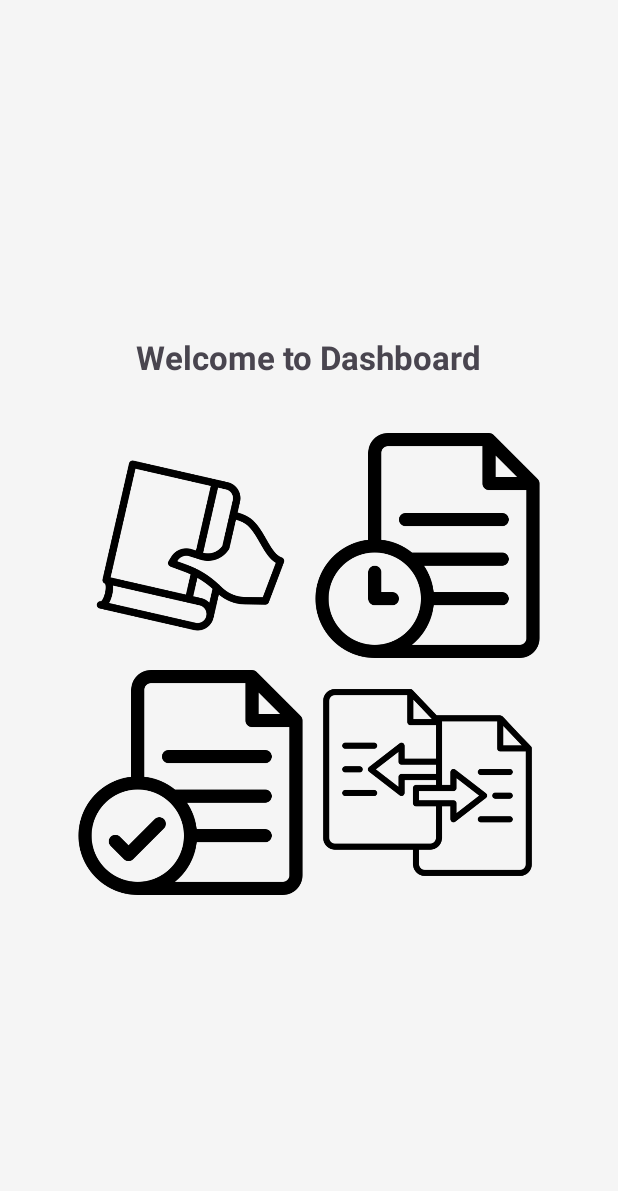
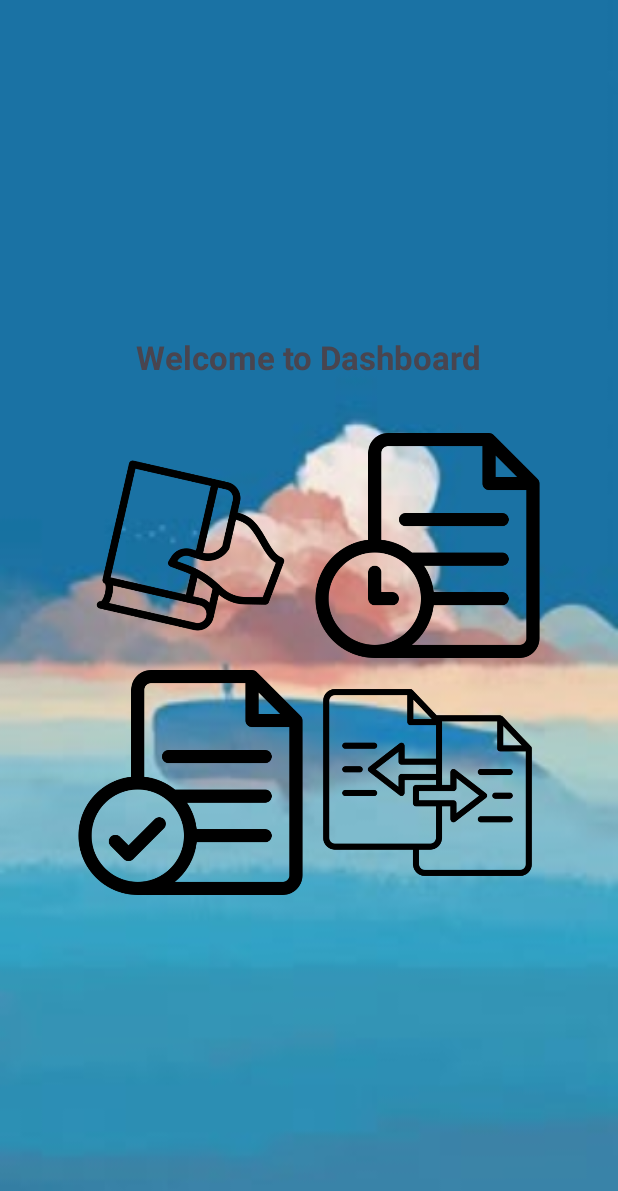
Before and after one commit to DannielJohn120/Group-Project-Dashboard, an Android app: the screen it shows after launch (DashboardActivity), on a phone screen of 412 x 824 dp. Shown: the top 1191 px of the screen. Run offline under Robolectric (Android 15) with nearby library versions, the phone set to English and light mode, and no system bars.

Commit message:
Background commit

```diff
--- a/app/src/main/res/layout/activity_approve.xml
+++ b/app/src/main/res/layout/activity_approve.xml
@@ -4,7 +4,7 @@
     android:layout_height="match_parent"
     android:orientation="vertical"
     android:gravity="center"
-    android:background="#FFFFFF">
+    android:background="@drawable/gg_background">
 
     <TextView
         android:layout_width="144dp"
--- a/app/src/main/res/layout/activity_borrow.xml
+++ b/app/src/main/res/layout/activity_borrow.xml
@@ -4,7 +4,7 @@
     android:layout_height="match_parent"
     android:orientation="vertical"
     android:gravity="center"
-    android:background="#FFFFFF">
+    android:background="@drawable/borrow_background">
 
     <TextView
         android:layout_width="wrap_content"
--- a/app/src/main/res/layout/activity_dashboard.xml
+++ b/app/src/main/res/layout/activity_dashboard.xml
@@ -6,15 +6,15 @@
     android:orientation="vertical"
     android:padding="24dp"
     android:gravity="center"
-    android:background="#F5F5F5">
+    android:background="@drawable/app_background">
 
     <TextView
         android:layout_width="wrap_content"
         android:layout_height="wrap_content"
+        android:layout_marginBottom="32dp"
         android:text="Welcome to Dashboard"
         android:textSize="22sp"
-        android:textStyle="bold"
-        android:layout_marginBottom="32dp"/>
+        android:textStyle="bold" />
 
     <GridLayout
         android:id="@+id/gridLayout"
--- a/app/src/main/res/layout/activity_pending.xml
+++ b/app/src/main/res/layout/activity_pending.xml
@@ -4,7 +4,7 @@
     android:layout_height="match_parent"
     android:orientation="vertical"
     android:gravity="center"
-    android:background="#FFFFFF">
+    android:background="@drawable/approve_background">
 
     <TextView
         android:layout_width="155dp"
--- a/app/src/main/res/layout/activity_transfer_form.xml
+++ b/app/src/main/res/layout/activity_transfer_form.xml
@@ -6,7 +6,7 @@
     android:orientation="vertical"
     android:padding="24dp"
     android:gravity="center"
-    android:background="#FFFFFF">
+    android:background="@drawable/user_background">
 
     <TextView
         android:layout_width="wrap_content"
```
Also changed, not shown: app/src/main/res/drawable/app_background.jpg (added), app/src/main/res/drawable/approve_background.jpg (added), app/src/main/res/drawable/borrow_background.jpg (added), app/src/main/res/drawable/gg_background.jpg (added), app/src/main/res/drawable/pending_background.jpg (added), app/src/main/res/drawable/user_background.jpg (added).
